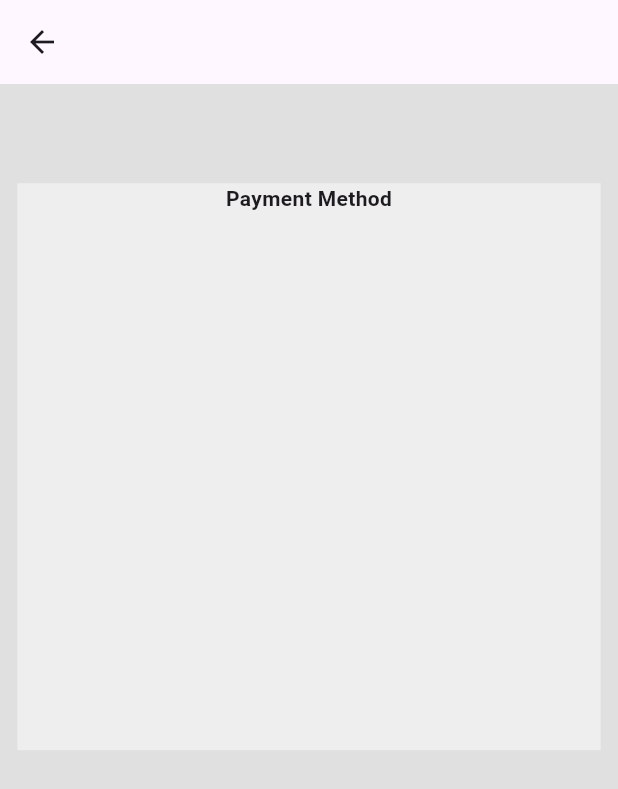
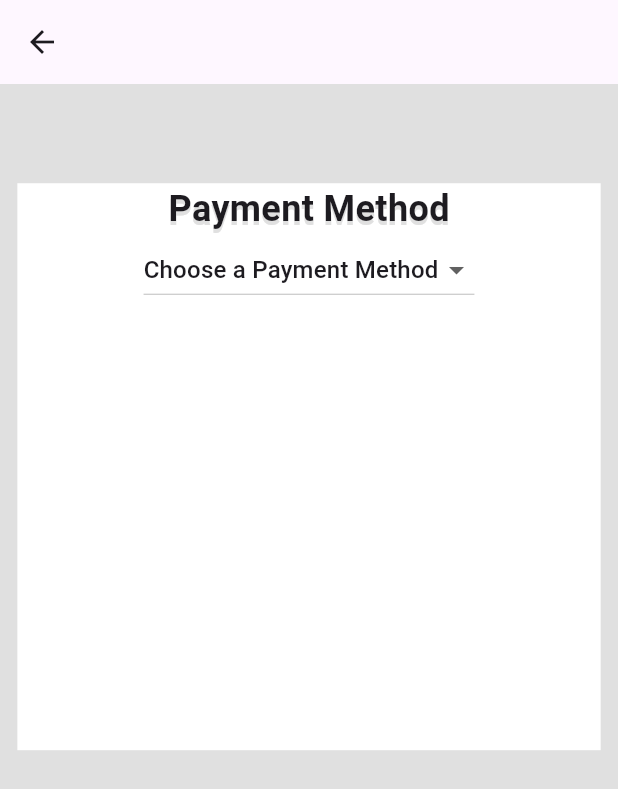
Before and after one commit to Mashrur112/assignment_product, a Flutter app: the second_page screen opened directly, on a phone screen of 412 x 824 dp. Shown: the top 789 px of the screen. Run offline on Flutter 3.47's test engine with Material 2 defaults, Android fonts, the phone set to English and light mode, and no system bars.

Commit message:
dropdown

```diff
--- a/lib/second page.dart
+++ b/lib/second page.dart
@@ -5,6 +5,7 @@ class second_page extends StatefulWidget{
 }
 
 class _second_pageState extends State<second_page> {
+  String d_value="Choose a Payment Method";
 
   @override
   Widget build(BuildContext context) {
@@ -22,11 +23,23 @@ class _second_pageState extends State<second_page> {
               height:(400/872)*screenH ,
               width: (370/392)*screenW,
               decoration: BoxDecoration(
-                color: Colors.grey.shade200,
+                color: Colors.white,
               ),
               child: Column(
                 children: [
-                  Text("Payment Method",style: TextStyle(fontWeight: FontWeight.bold),)
+                  Text("Payment Method",style: TextStyle(fontWeight: FontWeight.bold,fontSize: 24,shadows: [Shadow(color: Colors.grey.shade300,offset: Offset(0,3))]),),
+                  DropdownButton(
+                    value:d_value ,
+                      onChanged: (String ? n_value){
+                      setState(() {
+                        d_value=n_value!;
+                      });
+                  },
+                    items: [
+                      DropdownMenuItem<String>(value:"Choose a Payment Method",child: Text("Choose a Payment Method")),
+                      DropdownMenuItem<String>(value: "two",child: Text("two")),
+                    ],
+                  ),
                 ],
               ),
             ),
```
